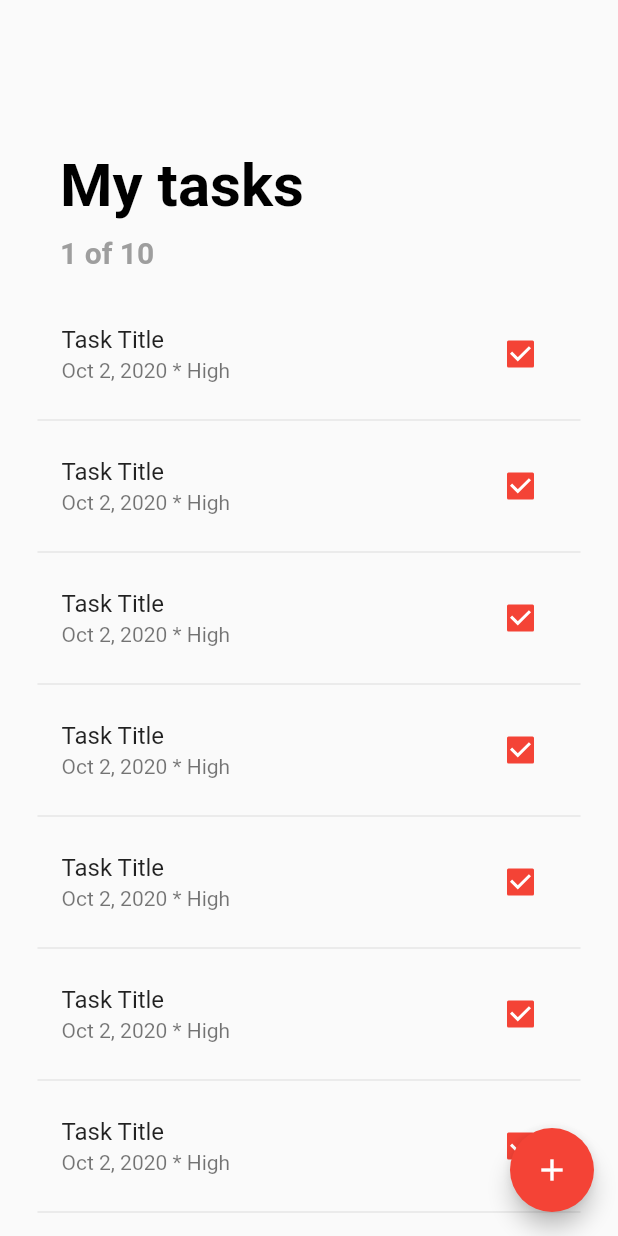
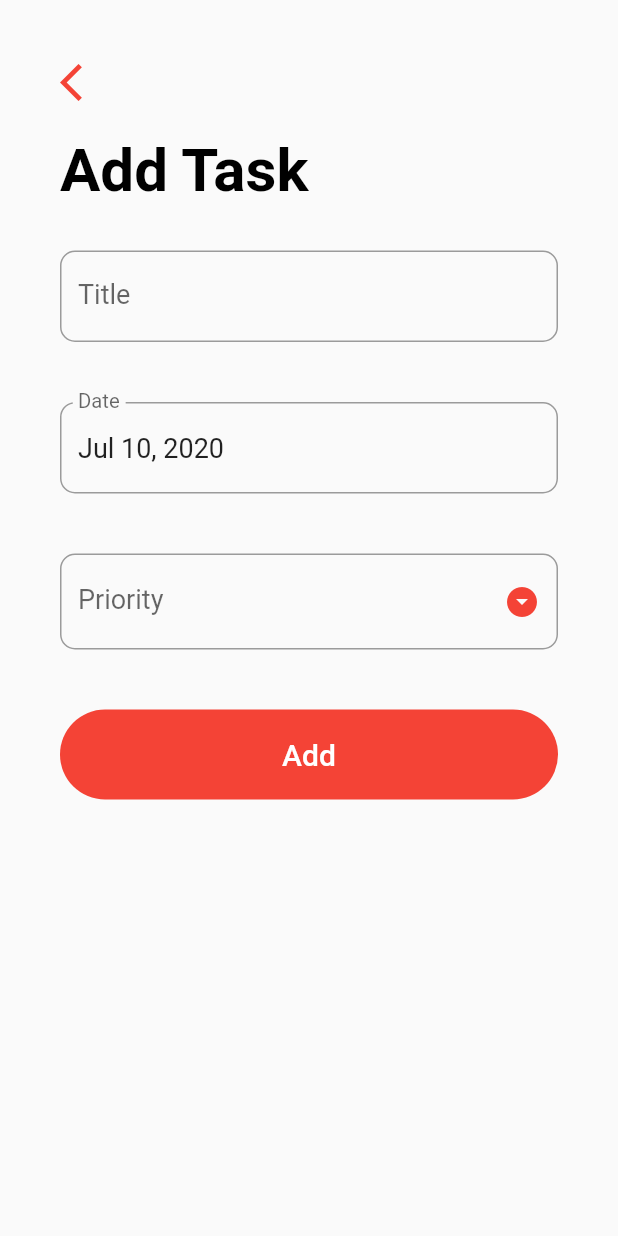
Before and after one commit to szy0syz/flutter-demos, a Flutter app: the screen it shows after launch, after a tap on the "add" icon, on a phone screen of 412 x 824 dp. Run offline on Flutter 3.47's test engine with Material 2 defaults, Android fonts, the light colour scheme and no system bars.

Commit message:
Update finish add_task_screen

```diff
--- /dev/null
+++ b/flutter_sqlite_todos/lib/screens/add_task_screen.dart
@@ -0,0 +1,189 @@
+import 'package:flutter/material.dart';
+import 'package:intl/intl.dart';
+
+class AddTaskScreen extends StatefulWidget {
+  @override
+  _AddTaskScreenState createState() => _AddTaskScreenState();
+}
+
+class _AddTaskScreenState extends State<AddTaskScreen> {
+  final _formKey = GlobalKey<FormState>();
+  String _title = '';
+  String _priority;
+  DateTime _date = DateTime.now();
+  TextEditingController _dateController = TextEditingController();
+
+  final DateFormat _dateFormatter = DateFormat('MMM dd, yyyy');
+  final List<String> _priorities = ['Low', 'Medium', 'High'];
+
+  /// 原来是这样初始化 state
+  @override
+  void initState() {
+    super.initState();
+    _dateController.text = _dateFormatter.format(_date);
+  }
+
+  /// 这也就是生命周期函数
+  /// 需要把 controller 销毁
+  @override
+  dispose() {
+    _dateController.dispose();
+    super.dispose();
+  }
+
+  _handleDatePicker() async {
+    final DateTime date = await showDatePicker(
+        context: context,
+        initialDate: _date,
+        firstDate: DateTime(2000),
+        lastDate: DateTime(2100));
+    if (date != null && date != _date) {
+      setState(() {
+        _date = date;
+      });
+      _dateController.text = _dateFormatter.format(_date);
+    }
+  }
+
+  _submit() {
+    if (_formKey.currentState.validate()) {
+      _formKey.currentState.save();
+      print('$_title, $_date, $_priority');
+
+      Navigator.pop(context);
+    }
+  }
+
+  @override
+  Widget build(BuildContext context) {
+    return Scaffold(
+      body: GestureDetector(
+        onTap: () => FocusScope.of(context).unfocus(),
+        child: SingleChildScrollView(
+          child: Container(
+            padding: EdgeInsets.symmetric(horizontal: 40.0, vertical: 40.0),
+            child: Column(
+              crossAxisAlignment: CrossAxisAlignment.start,
+              children: <Widget>[
+                GestureDetector(
+                  onTap: () => Navigator.pop(context),
+                  child: Icon(
+                    Icons.arrow_back_ios,
+                    size: 30.0,
+                    color: Theme.of(context).primaryColor,
+                  ),
+                ),
+                SizedBox(height: 20.0),
+                Text(
+                  'Add Task',
+                  style: TextStyle(
+                    color: Colors.black,
+                    fontSize: 40.0,
+                    fontWeight: FontWeight.bold,
+                  ),
+                ),
+                SizedBox(height: 10.0),
+                Form(
+                    key: _formKey,
+                    child: Column(
+                      children: <Widget>[
+                        Padding(
+                          padding: EdgeInsets.symmetric(vertical: 20.0),
+                          child: TextFormField(
+                            style: TextStyle(fontSize: 18.0),
+                            decoration: InputDecoration(
+                              labelText: 'Title',
+                              labelStyle: TextStyle(fontSize: 18.0),
+                              border: OutlineInputBorder(
+                                borderRadius: BorderRadius.circular(10.0),
+                              ),
+                            ),
+                            validator: (input) => input.trim().isEmpty
+                                ? 'Please enter a task title'
+                                : null,
+                            onSaved: (input) => _title = input,
+                            initialValue: _title,
+                          ),
+                        ),
+                        Padding(
+                          padding: EdgeInsets.symmetric(vertical: 20.0),
+                          child: TextFormField(
+                            controller: _dateController,
+                            readOnly: true,
+                            style: TextStyle(fontSize: 18.0),
+                            onTap: _handleDatePicker,
+                            decoration: InputDecoration(
+                              labelText: 'Date',
+                              labelStyle: TextStyle(fontSize: 18.0),
+                              border: OutlineInputBorder(
+                                borderRadius: BorderRadius.circular(10.0),
+                              ),
+                            ),
+                          ),
+                        ),
+                        Padding(
+                          padding: EdgeInsets.symmetric(vertical: 20.0),
+                          child: DropdownButtonFormField(
+                            isDense: true,
+                            icon: Icon(Icons.arrow_drop_down_circle),
+                            iconEnabledColor: Theme.of(context).primaryColor,
+                            items: _priorities.map((String priority) {
+                              return DropdownMenuItem(
+                                value: priority,
+                                child: Text(
+                                  priority,
+                                  style: TextStyle(
+                                    color: Colors.black,
+                                    fontSize: 18.0,
+                                  ),
+                                ),
+                              );
+                            }).toList(),
+                            style: TextStyle(fontSize: 18.0),
+                            decoration: InputDecoration(
+                              labelText: 'Priority',
+                              labelStyle: TextStyle(fontSize: 18.0),
+                              border: OutlineInputBorder(
+                                borderRadius: BorderRadius.circular(10.0),
+                              ),
+                            ),
+                            validator: (input) => _priority == null
+                                ? 'Please enter a priority level'
+                                : null,
+                            onChanged: (value) => {
+                              setState(() {
+                                _priority = value;
+                              })
+                            },
+                            value: _priority,
+                          ),
+                        ),
+                        Container(
+                          margin: EdgeInsets.symmetric(vertical: 20.0),
+                          height: 60.0,
+                          width: double.infinity,
+                          decoration: BoxDecoration(
+                            color: Theme.of(context).primaryColor,
+                            borderRadius: BorderRadius.circular(30.0),
+                          ),
+                          child: FlatButton(
+                            onPressed: _submit,
+                            child: Text(
+                              'Add',
+                              style: TextStyle(
+                                color: Colors.white,
+                                fontSize: 20.0,
+                              ),
+                            ),
+                          ),
+                        ),
+                      ],
+                    ))
+              ],
+            ),
+          ),
+        ),
+      ),
+    );
+  }
+}
--- a/flutter_sqlite_todos/lib/screens/todo_list_screen.dart
+++ b/flutter_sqlite_todos/lib/screens/todo_list_screen.dart
@@ -1,4 +1,5 @@
 import 'package:flutter/material.dart';
+import 'package:flutter_sqlite_todos/screens/add_task_screen.dart';
 
 class TodoListScreen extends StatefulWidget {
   @override
@@ -32,7 +33,8 @@ class _TodoListScreenState extends State<TodoListScreen> {
     return Scaffold(
       floatingActionButton: FloatingActionButton(
         onPressed: () {
-          print('Navigate to add task screen');
+          Navigator.push(
+              context, MaterialPageRoute(builder: (_) => AddTaskScreen()));
         },
         child: Icon(Icons.add),
         backgroundColor: Theme.of(context).primaryColor,
--- a/flutter_sqlite_todos/pubspec.yaml
+++ b/flutter_sqlite_todos/pubspec.yaml
@@ -28,6 +28,7 @@ dependencies:
   # The following adds the Cupertino Icons font to your application.
   # Use with the CupertinoIcons class for iOS style icons.
   cupertino_icons: ^0.1.3
+  intl: ^0.16.0
 
 dev_dependencies:
   flutter_test:
```
Also changed, not shown: flutter_sqlite_todos/pubspec.lock, 1 other file.
